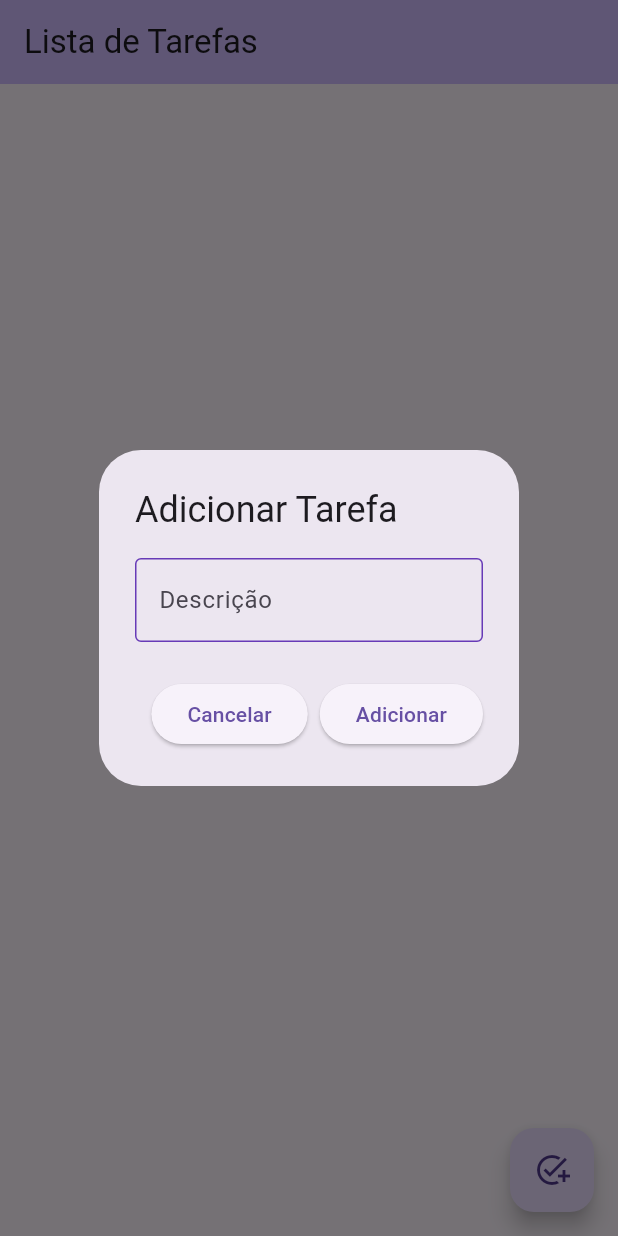
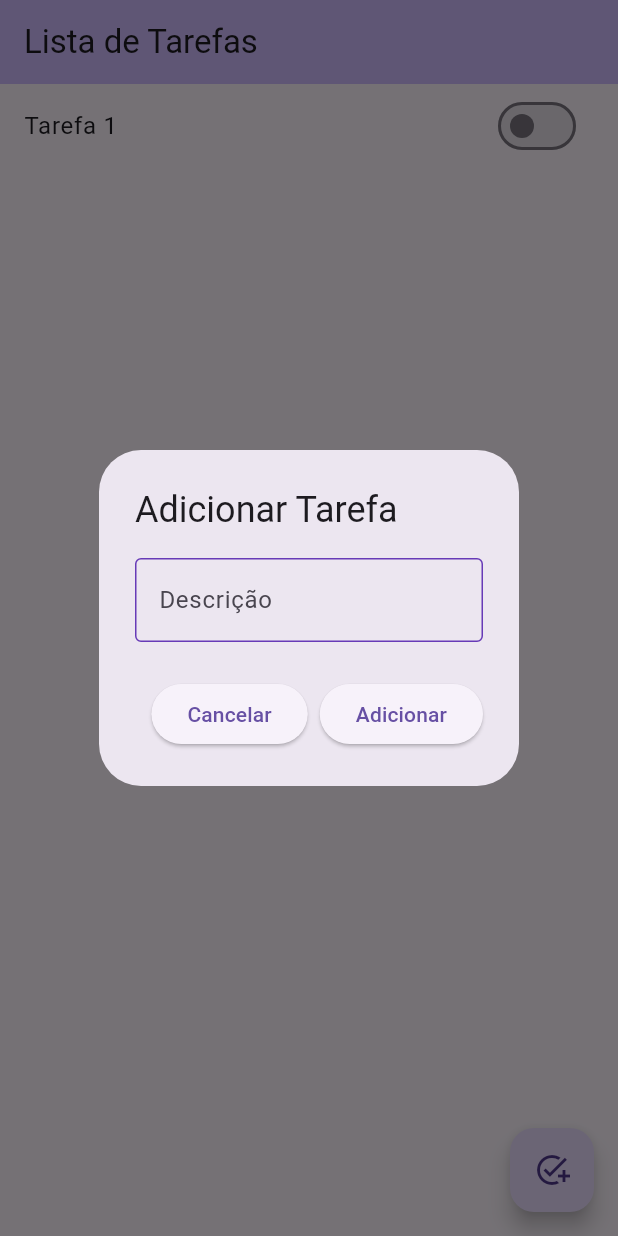
Before and after one commit to rodolfoHOk/dio.lista-tarefas-flutter, a Flutter app: the screen it shows after launch, after a tap on the "add task" icon, on a phone screen of 412 x 824 dp. Run offline on Flutter 3.47's test engine with Material 3 defaults, Android fonts, the phone set to English and light mode, and no system bars; our stand-ins replace get_it, sqflite; accounts and stored records are empty.

Commit message:
feat: create task item widget

```diff
--- a/lib/pages/main/main_page.dart
+++ b/lib/pages/main/main_page.dart
@@ -1,5 +1,7 @@
 import 'package:flutter/material.dart';
+import 'package:lista_tarefas_app/models/task.dart';
 import 'package:lista_tarefas_app/shared/widgets/add_task_dialog.dart';
+import 'package:lista_tarefas_app/shared/widgets/task_item.dart';
 
 class MainPage extends StatefulWidget {
   final String title;
@@ -18,16 +20,11 @@ class _MainPageState extends State<MainPage> {
         backgroundColor: Theme.of(context).colorScheme.inversePrimary,
         title: Text(widget.title),
       ),
-      body: const Center(
-        child: Column(
-          mainAxisAlignment: MainAxisAlignment.center,
-          children: <Widget>[
-            Text(
-              'to do',
-            ),
-          ],
-        ),
-      ),
+      body: ListView.builder(
+          itemCount: 1,
+          itemBuilder: (builder, index) {
+            return TaskItem(task: Task(1, "Tarefa 1", false));
+          }),
       floatingActionButton: FloatingActionButton(
         onPressed: () {
           showDialog(
--- /dev/null
+++ b/lib/shared/widgets/task_item.dart
@@ -0,0 +1,23 @@
+import 'package:flutter/material.dart';
+import 'package:lista_tarefas_app/models/task.dart';
+
+class TaskItem extends StatelessWidget {
+  final Task task;
+
+  const TaskItem({super.key, required this.task});
+
+  @override
+  Widget build(BuildContext context) {
+    return Dismissible(
+      key: Key(task.id.toString()),
+      onDismissed: (_) {},
+      child: ListTile(
+        title: Text(task.description),
+        trailing: Switch(
+          value: task.completed,
+          onChanged: (value) {},
+        ),
+      ),
+    );
+  }
+}
```
